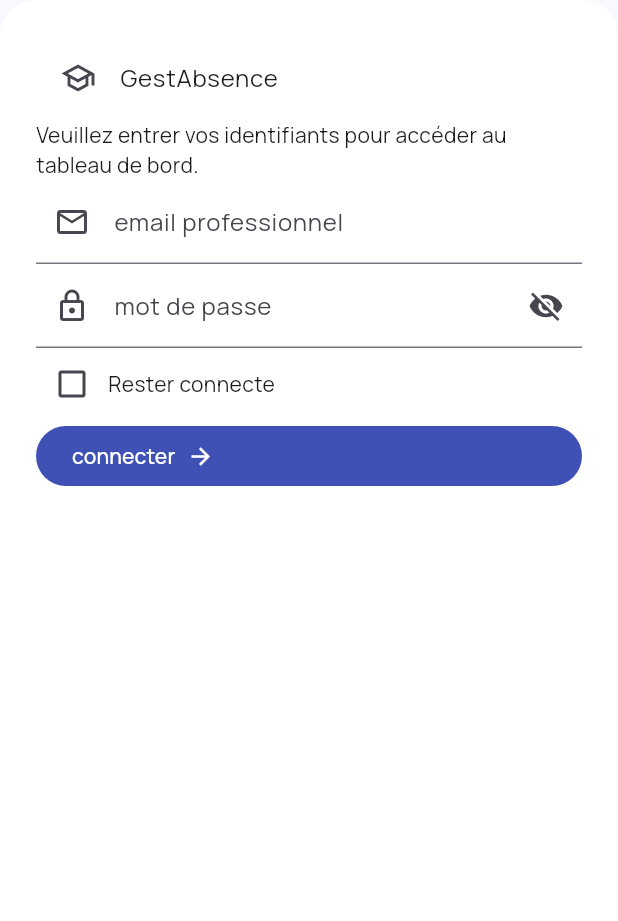
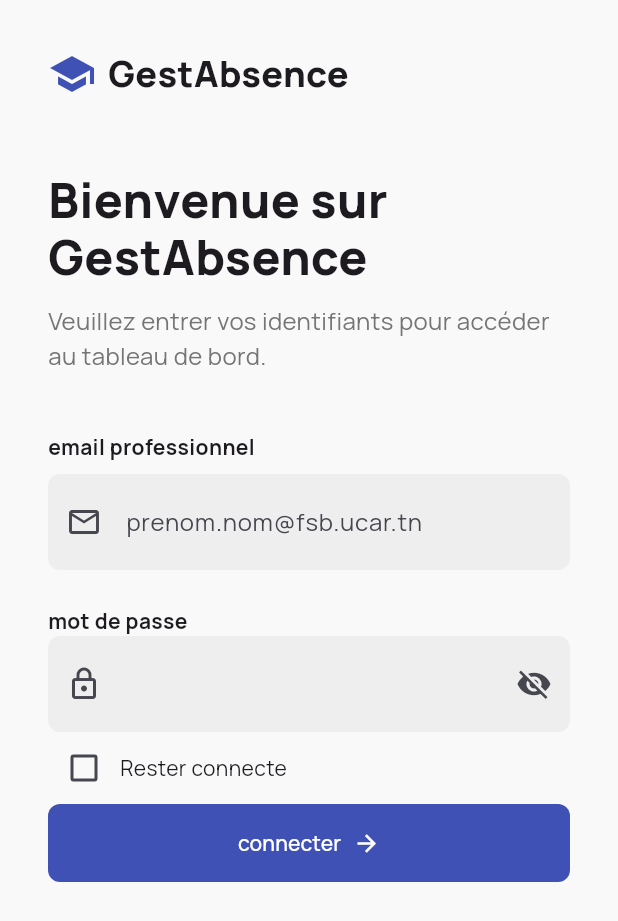
Before and after one commit to jbuguy/gest_absence_frontend, a Flutter app: the screen it shows after launch, on a phone screen of 412 x 824 dp. Shown: the top 921 px of the screen. Run offline on Flutter 3.47's test engine with Material 3 defaults, Android fonts, the light colour scheme and no system bars; our stand-ins replace google_fonts, shared_preferences.

Commit message:
feat: style for login and added style for other things

```diff
--- a/lib/main.dart
+++ b/lib/main.dart
@@ -1,5 +1,6 @@
 import 'package:flutter/material.dart';
 import 'package:gest_absence_frontend/config/app_theme.dart';
+import 'package:gest_absence_frontend/screens/admin/admin_home.dart';
 import 'package:gest_absence_frontend/screens/login_screen.dart';
 import 'package:intl/date_symbol_data_local.dart';
 
@@ -15,22 +16,3 @@ void main() async {
     ),
   );
 }
-
-class MyApp extends StatelessWidget {
-  const MyApp({super.key});
-
-  @override
-  Widget build(BuildContext context) {
-    return MaterialApp(
-      title: "GestAbsence",
-      debugShowCheckedModeBanner: false,
-      // Activation obligatoire du Material Design 3 selon le sujet
-      theme: ThemeData(
-        useMaterial3: true,
-        colorSchemeSeed: Colors.indigo,
-      ),
-      // On affiche directement AdminHome pour vos tests locaux
-      home: AdminHome(),
-    );
-  }
-}
--- a/lib/screens/login_screen.dart
+++ b/lib/screens/login_screen.dart
@@ -1,4 +1,5 @@
 import 'package:flutter/material.dart';
+import 'package:google_fonts/google_fonts.dart';
 import 'package:gest_absence_frontend/screens/etudiant/etudiant_home.dart';
 import 'package:gest_absence_frontend/screens/admin/admin_home.dart';
 import 'package:gest_absence_frontend/screens/enseignant/enseignant_home.dart';
@@ -74,36 +75,67 @@ class _LoginScreenState extends State<LoginScreen> {
   @override
   Widget build(BuildContext context) {
     return Scaffold(
+      backgroundColor: Theme.of(context).colorScheme.surface,
       body: SafeArea(
-        child: Container(
-          padding: EdgeInsets.all(24),
-          decoration: BoxDecoration(
-            color: Theme.of(context).colorScheme.surfaceContainerLow,
-            borderRadius: BorderRadius.circular(24),
-          ),
+        child: SingleChildScrollView(
+          padding: EdgeInsets.all(32),
           child: Column(
+            crossAxisAlignment: .start,
             children: [
-              ListTile(
-                leading: Icon(Icons.school_outlined),
-                title: Text("GestAbsence"),
+              Row(
+                children: [
+                  Icon(
+                    Icons.school,
+                    color: Theme.of(context).primaryColor,
+                    size: 32,
+                  ),
+                  const SizedBox(width: 8),
+                  Text(
+                    "GestAbsence",
+                    style: GoogleFonts.manrope(
+                      fontWeight: FontWeight.w900,
+                      fontSize: 24,
+                    ),
+                  ),
+                ],
               ),
+              const SizedBox(height: 48),
+              Text(
+                "Bienvenue sur GestAbsence",
+                style: TextStyle(
+                  fontSize: 32,
+                  fontWeight: FontWeight.w800,
+                  height: 1.2,
+                ),
+              ),
+              const SizedBox(height: 12),
               Text(
                 "Veuillez entrer vos identifiants pour accéder au tableau de bord.",
+                style: TextStyle(color: Colors.grey[600], fontSize: 16),
               ),
+              const SizedBox(height: 40),
+              const Text(
+                "email professionnel",
+                style: TextStyle(fontWeight: FontWeight.bold),
+              ),
+              const SizedBox(height: 8),
               TextField(
                 controller: _emailController,
                 decoration: InputDecoration(
                   prefixIcon: Icon(Icons.email_outlined),
-                  labelText: "email professionnel",
                   hintText: "prenom.nom@fsb.ucar.tn",
                 ),
+              ),
+              const SizedBox(height: 24),
+              const Text(
+                "mot de passe",
+                style: TextStyle(fontWeight: FontWeight.bold),
               ),
               TextField(
                 controller: _passwordController,
                 obscureText: _obscurePassword,
                 decoration: InputDecoration(
                   prefixIcon: Icon(Icons.lock_outlined),
-                  labelText: "mot de passe",
                   suffixIcon: IconButton(
                     onPressed: () =>
                         setState(() => _obscurePassword = !_obscurePassword),
@@ -115,6 +147,7 @@ class _LoginScreenState extends State<LoginScreen> {
                   ),
                 ),
               ),
+
               Row(
                 children: [
                   Checkbox(
@@ -125,14 +158,18 @@ class _LoginScreenState extends State<LoginScreen> {
                   const Text("Rester connecte"),
                 ],
               ),
-              FilledButton(
-                onPressed: _login,
-                child: Row(
-                  children: [
-                    Text("connecter"),
-                    SizedBox(width: 8),
-                    Icon(Icons.arrow_forward),
-                  ],
+              SizedBox(
+                width: double.infinity,
+                child: FilledButton(
+                  onPressed: _login,
+                  child: const Row(
+                    mainAxisAlignment: .center,
+                    children: [
+                      Text("connecter"),
+                      SizedBox(width: 8),
+                      Icon(Icons.arrow_forward),
+                    ],
+                  ),
                 ),
               ),
             ],
--- a/pubspec.yaml
+++ b/pubspec.yaml
@@ -29,9 +29,6 @@ environment:
 dependencies:
   flutter:
     sdk: flutter
-  http: ^1.2.0
-  shared_preferences: ^2.2.2
-  google_fonts: ^6.1.0  # Ajoute cette ligne si elle manque
 
   # The following adds the Cupertino Icons font to your application.
   # Use with the CupertinoIcons class for iOS style icons.
```
Also changed, not shown: lib/config/app_theme.dart (+32 -1 lines), lib/screens/etudiant/etudiant_home.dart (+16 -0 lines), pubspec.lock.
